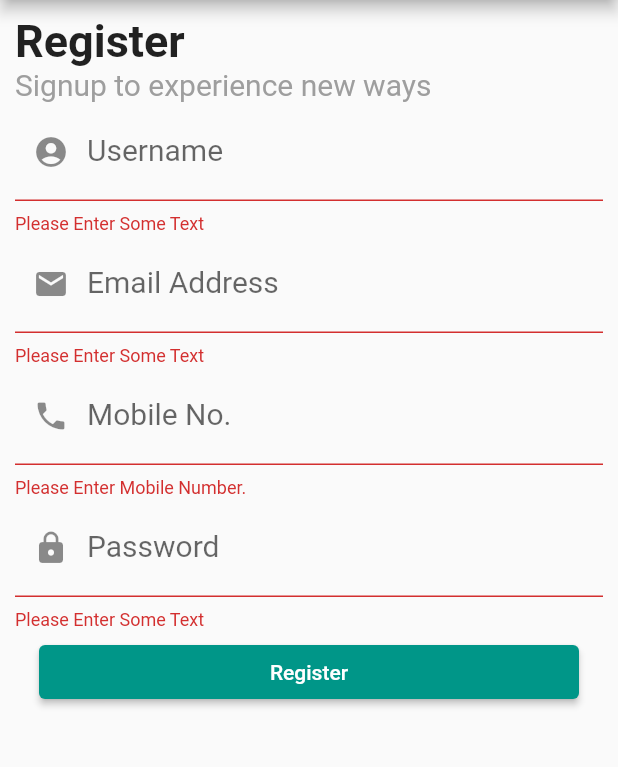
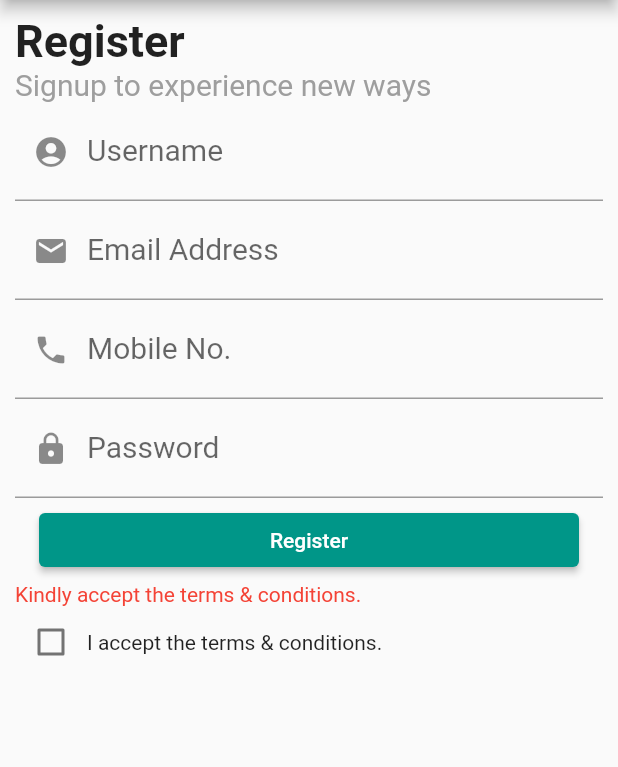
Before and after one commit to justEhmadSaeed/Flutter_Form_Validations, a Flutter app: the screen it shows after launch, after a tap on "Register", on a phone screen of 412 x 824 dp, the part 84-851 px from its top. Run offline on Flutter 3.47's test engine with Material 2 defaults, Android fonts, the phone set to English and light mode, and no system bars.

Commit message:
📦 NEW: Terms & Condition validation

```diff
--- a/lib/constants.dart
+++ b/lib/constants.dart
@@ -3,3 +3,4 @@ import 'package:flutter/material.dart';
 final kHeadingTextStyle = TextStyle(fontSize: 30, fontWeight: FontWeight.bold);
 final kTextFieldStyle = TextStyle(fontSize: 20);
 final klabelStyle = TextStyle(fontSize: 20);
+final kErrorMessageStyle = TextStyle(color: Colors.red);
--- a/lib/main.dart
+++ b/lib/main.dart
@@ -39,6 +39,8 @@ class AppBody extends StatefulWidget {
 
 class _AppBodyState extends State<AppBody> {
   final _formKey = GlobalKey<FormState>();
+  bool isChecked = false;
+  String errorMessage = '';
   @override
   Widget build(BuildContext context) {
     return SingleChildScrollView(
@@ -124,14 +126,39 @@ class _AppBodyState extends State<AppBody> {
                 title: ElevatedButton(
                   onPressed: () {
                     // Validate returns true if the form is valid, or false otherwise.
-                    if (_formKey.currentState.validate()) {
-                      this._formKey.currentState.save();
-                      ScaffoldMessenger.of(context).showSnackBar(
-                          SnackBar(content: Text('Data Submit.')));
+                    if (isChecked) {
+                      setState(() {
+                        errorMessage = '';
+                      });
+                      if (_formKey.currentState.validate()) {
+                        this._formKey.currentState.save();
+                        ScaffoldMessenger.of(context).showSnackBar(
+                            SnackBar(content: Text('Data Submit.')));
+                      }
+                    } else {
+                      setState(() {
+                        errorMessage = 'Kindly accept the terms & conditions.';
+                      });
                     }
                   },
                   child: Text('Register'),
                 ),
+              ),
+              Text(
+                errorMessage,
+                style: kErrorMessageStyle,
+              ),
+              Row(
+                children: [
+                  Checkbox(
+                      value: isChecked,
+                      onChanged: (bool value) {
+                        setState(() {
+                          isChecked = value;
+                        });
+                      }),
+                  Text('I accept the terms & conditions.')
+                ],
               ),
             ],
           ),
```
